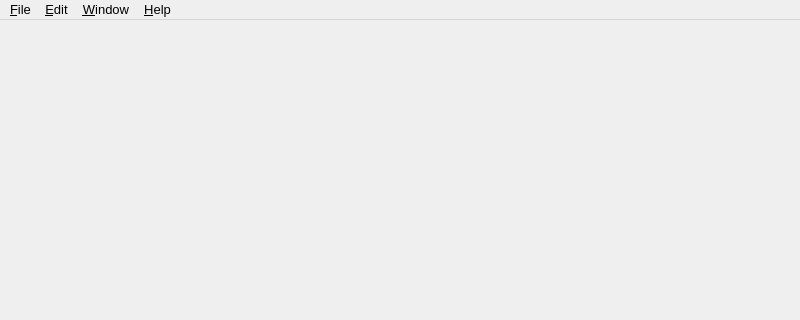
This is src/central/mainwindow.ui in Qinterfly/QRodSystems as Qt 5 draws it before an edit; both pictures show x 0 to 800 and y 0 to 320 of the 800 by 600 pixel window. The edited form follows.
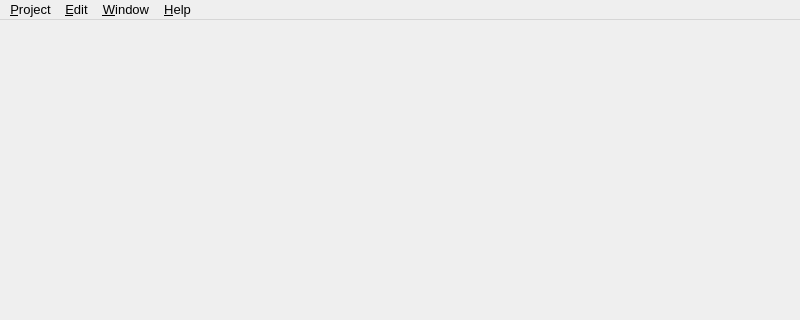
This is the edited form. Icons and pictures are not drawn.

The edit to the form file:
```diff
--- a/src/central/mainwindow.ui
+++ b/src/central/mainwindow.ui
@@ -48,14 +48,14 @@
      <string>&amp;Window</string>
     </property>
    </widget>
-   <widget class="QMenu" name="menuFile">
+   <widget class="QMenu" name="menuProject">
     <property name="font">
      <font>
       <pointsize>10</pointsize>
      </font>
     </property>
     <property name="title">
-     <string>&amp;File</string>
+     <string>&amp;Project</string>
     </property>
     <addaction name="separator"/>
     <addaction name="actionNew"/>
@@ -98,7 +98,7 @@
     <addaction name="actionAboutQt"/>
     <addaction name="actionAboutProgram"/>
    </widget>
-   <addaction name="menuFile"/>
+   <addaction name="menuProject"/>
    <addaction name="menuEdit"/>
    <addaction name="menuWindow"/>
    <addaction name="menuHelp"/>
```
Left out of the diff: 20 changed lines with no effect on the pictures.
